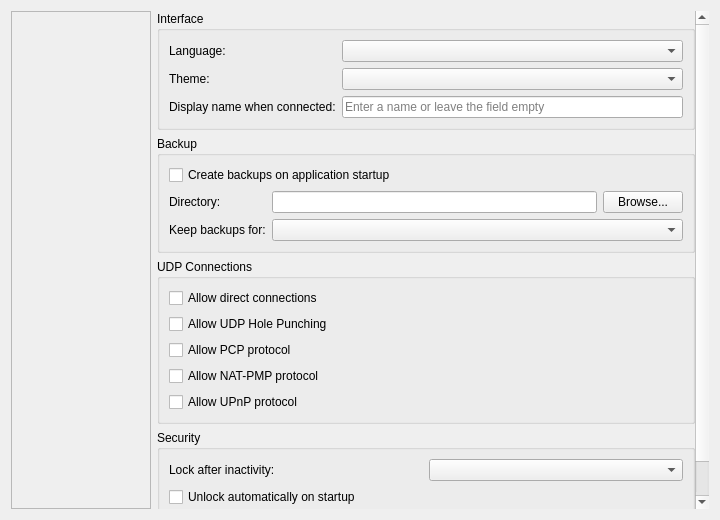
Old version of the form source/client/desktop/settings_tab.ui in the repository dchapyshev/aspia.
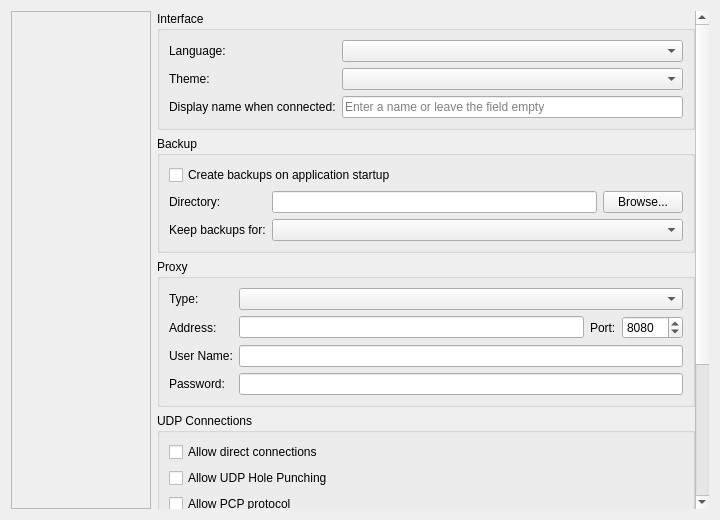
New version of the form. The open tabs and pages were chosen to show the change. Custom widgets are drawn as their Qt base class.

Commit message: Implement store proxy settings on client side.

Patch:
```diff
--- a/source/client/desktop/settings_tab.ui
+++ b/source/client/desktop/settings_tab.ui
@@ -221,6 +221,79 @@
              </layout>
             </widget>
            </item>
+           <item>
+            <widget class="QGroupBox" name="groupbox_proxy">
+             <property name="title">
+              <string>Proxy</string>
+             </property>
+             <layout class="QGridLayout" name="layout_proxy">
+              <item row="0" column="0">
+               <widget class="QLabel" name="label_proxy_type">
+                <property name="text">
+                 <string>Type:</string>
+                </property>
+               </widget>
+              </item>
+              <item row="0" column="1" colspan="3">
+               <widget class="QComboBox" name="combo_proxy_type">
+                <property name="sizeAdjustPolicy">
+                 <enum>QComboBox::SizeAdjustPolicy::AdjustToContents</enum>
+                </property>
+               </widget>
+              </item>
+              <item row="1" column="0">
+               <widget class="QLabel" name="label_proxy_address">
+                <property name="text">
+                 <string>Address:</string>
+                </property>
+               </widget>
+              </item>
+              <item row="1" column="1">
+               <widget class="QLineEdit" name="edit_proxy_address"/>
+              </item>
+              <item row="1" column="2">
+               <widget class="QLabel" name="label_proxy_port">
+                <property name="text">
+                 <string>Port:</string>
+                </property>
+               </widget>
+              </item>
+              <item row="1" column="3">
+               <widget class="QSpinBox" name="spinbox_proxy_port">
+                <property name="minimum">
+                 <number>1</number>
+                </property>
+                <property name="maximum">
+                 <number>65535</number>
+                </property>
+                <property name="value">
+                 <number>8080</number>
+                </property>
+               </widget>
+              </item>
+              <item row="2" column="0">
+               <widget class="QLabel" name="label_proxy_username">
+                <property name="text">
+                 <string>User Name:</string>
+                </property>
+               </widget>
+              </item>
+              <item row="2" column="1" colspan="3">
+               <widget class="QLineEdit" name="edit_proxy_username"/>
+              </item>
+              <item row="3" column="0">
+               <widget class="QLabel" name="label_proxy_password">
+                <property name="text">
+                 <string>Password:</string>
+                </property>
+               </widget>
+              </item>
+              <item row="3" column="1" colspan="3">
+               <widget class="PasswordEdit" name="edit_proxy_password"/>
+              </item>
+             </layout>
+            </widget>
+           </item>
            <item>
             <widget class="QGroupBox" name="groupbox_udp">
              <property name="title">
@@ -707,6 +780,13 @@
    </item>
   </layout>
  </widget>
+ <customwidgets>
+  <customwidget>
+   <class>PasswordEdit</class>
+   <extends>QLineEdit</extends>
+   <header>common/desktop/password_edit.h</header>
+  </customwidget>
+ </customwidgets>
  <resources/>
  <connections/>
 </ui>
```
The commit also changes 11 other files.
